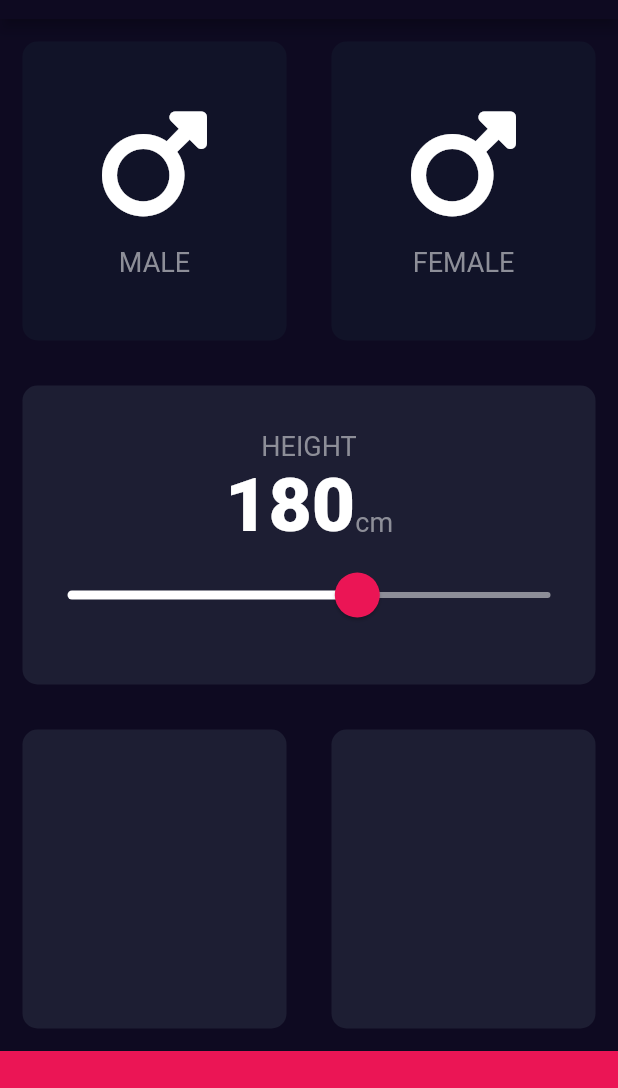
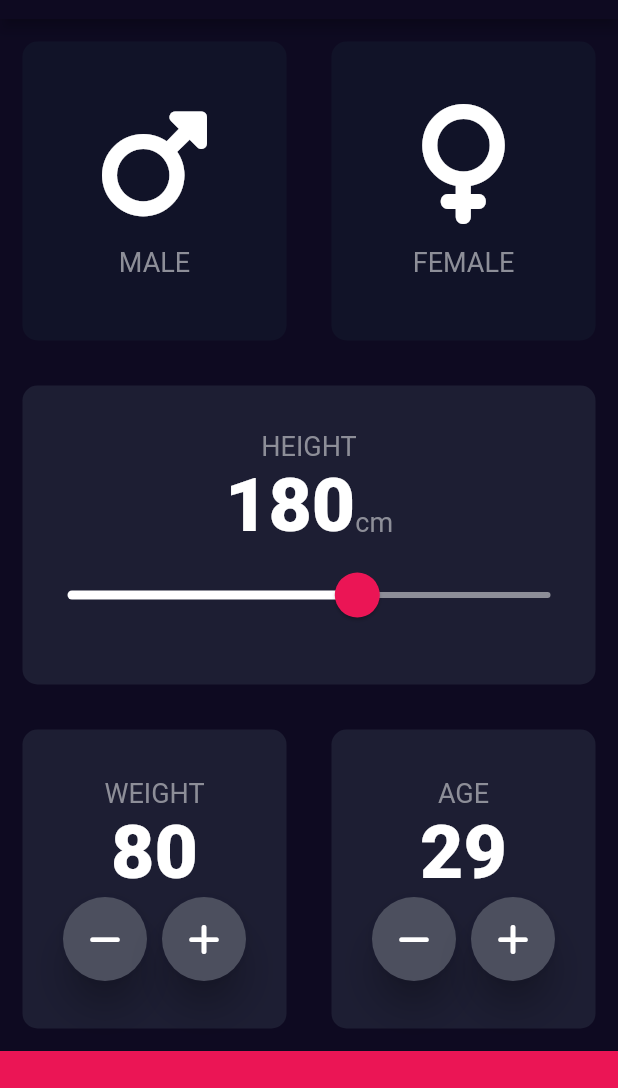
Before and after one commit to ginoliza/flutter_bmi_calculator, a Flutter app: the screen it shows after launch, on a phone screen of 412 x 824 dp, the part 65-1153 px from its top. Run offline on Flutter 3.47's test engine with Material 2 defaults, Android fonts, the phone set to English and light mode, and no system bars; our stand-ins replace font_awesome_flutter.

```diff
--- a/lib/input_page.dart
+++ b/lib/input_page.dart
@@ -14,6 +14,8 @@ class InputPage extends StatefulWidget {
 class _InputPageState extends State<InputPage> {
   Gender? selectedGender;
   int height = 180;
+  int weight = 80;
+  int age = 29;
 
   @override
   Widget build(BuildContext context) {
@@ -24,6 +26,7 @@ class _InputPageState extends State<InputPage> {
       body: Column(
         crossAxisAlignment: CrossAxisAlignment.stretch,
         children: [
+          // Male, female
           Expanded(
             child: Row(
               children: [
@@ -52,12 +55,13 @@ class _InputPageState extends State<InputPage> {
                         ? kActiveCardColour
                         : kInactiveCardColour,
                     cardChild: IconContent(
-                        icon: FontAwesomeIcons.mars, label: "FEMALE"),
+                        icon: FontAwesomeIcons.venus, label: "FEMALE"),
                   ),
                 ),
               ],
             ),
           ),
+          // Slider
           Expanded(
             child: ReusableCard(
               colour: kActiveCardColour,
@@ -116,14 +120,89 @@ class _InputPageState extends State<InputPage> {
               ),
             ),
           ),
+          // Weight, Age
           Expanded(
             child: Row(
               children: [
                 Expanded(
-                  child: ReusableCard(colour: kActiveCardColour),
+                  child: ReusableCard(
+                    colour: kActiveCardColour,
+                    cardChild: Column(
+                      mainAxisAlignment: MainAxisAlignment.center,
+                      children: [
+                        Text(
+                          "WEIGHT",
+                          style: kLabelTextSize,
+                        ),
+                        Text(
+                          weight.toString(),
+                          style: kNumberTextStyle,
+                        ),
+                        Row(
+                          mainAxisAlignment: MainAxisAlignment.center,
+                          children: [
+                            RoundIconButton(
+                                icon: FontAwesomeIcons.minus,
+                                onPressed: () {
+                                  setState(() {
+                                    weight--;
+                                  });
+                                }),
+                            SizedBox(
+                              width: 10.0,
+                            ),
+                            RoundIconButton(
+                                icon: FontAwesomeIcons.plus,
+                                onPressed: () {
+                                  setState(() {
+                                    weight++;
+                                  });
+                                }),
+                          ],
+                        )
+                      ],
+                    ),
+                  ),
                 ),
                 Expanded(
-                  child: ReusableCard(colour: kActiveCardColour),
+                  child: ReusableCard(
+                    colour: kActiveCardColour,
+                    cardChild: Column(
+                      mainAxisAlignment: MainAxisAlignment.center,
+                      children: [
+                        Text(
+                          "AGE",
+                          style: kLabelTextSize,
+                        ),
+                        Text(
+                          age.toString(),
+                          style: kNumberTextStyle,
+                        ),
+                        Row(
+                          mainAxisAlignment: MainAxisAlignment.center,
+                          children: [
+                            RoundIconButton(
+                                icon: FontAwesomeIcons.minus,
+                                onPressed: () {
+                                  setState(() {
+                                    age--;
+                                  });
+                                }),
+                            SizedBox(
+                              width: 10.0,
+                            ),
+                            RoundIconButton(
+                                icon: FontAwesomeIcons.plus,
+                                onPressed: () {
+                                  setState(() {
+                                    age++;
+                                  });
+                                }),
+                          ],
+                        )
+                      ],
+                    ),
+                  ),
                 ),
               ],
             ),
@@ -137,3 +216,25 @@ class _InputPageState extends State<InputPage> {
     );
   }
 }
+
+class RoundIconButton extends StatelessWidget {
+  RoundIconButton({required this.icon, required this.onPressed});
+
+  final IconData icon;
+  final Function() onPressed;
+
+  @override
+  Widget build(BuildContext context) {
+    return RawMaterialButton(
+      onPressed: onPressed,
+      elevation: 10.0,
+      shape: CircleBorder(),
+      fillColor: Color(0xff4c4f5e),
+      constraints: BoxConstraints.tightFor(
+        height: 56.0,
+        width: 56.0,
+      ),
+      child: Icon(icon),
+    );
+  }
+}
```
Also changed, not shown: 1 other file.
